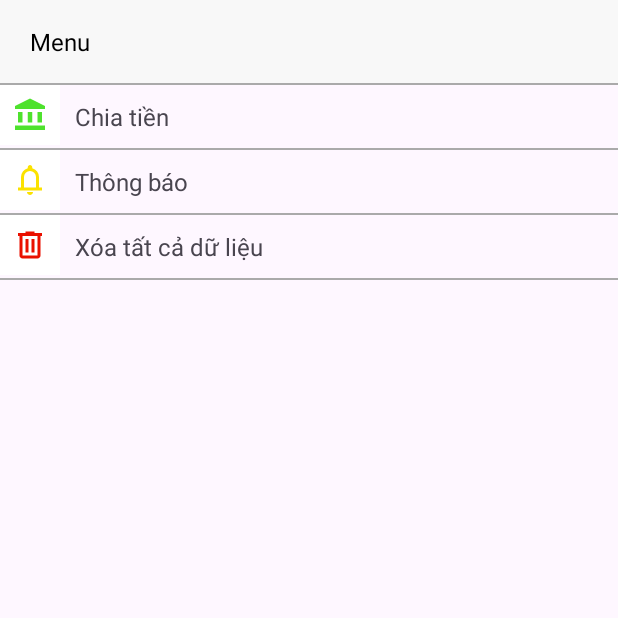
After one commit to hieupham2705/AppQLCT_N3, an Android app: the fragment MenuFragment shown on its own in the app's theme, on a phone screen of 412 x 824 dp, the top half of it. The commit adds this screen. Run offline under Robolectric (Android 15) with nearby library versions, the phone set to English and light mode, and no system bars.

Commit message:
add chart,menu

```diff
--- a/app/build.gradle.kts
+++ b/app/build.gradle.kts
@@ -4,12 +4,12 @@ plugins {
 
 android {
     namespace = "com.example.qlct_n3"
-    compileSdk = 33
+    compileSdk = 34
 
     defaultConfig {
         applicationId = "com.example.qlct_n3"
         minSdk = 24
-        targetSdk = 33
+        targetSdk = 34
         versionCode = 1
         versionName = "1.0"
 
--- /dev/null
+++ b/app/src/main/java/com/example/qlct_n3/View/ChartFragment.java
@@ -0,0 +1,66 @@
+package com.example.qlct_n3.View;
+
+import android.os.Bundle;
+
+import androidx.fragment.app.Fragment;
+
+import android.view.LayoutInflater;
+import android.view.View;
+import android.view.ViewGroup;
+
+import com.example.qlct_n3.R;
+
+/**
+ * A simple {@link Fragment} subclass.
+ * Use the {@link ChartFragment#newInstance} factory method to
+ * create an instance of this fragment.
+ */
+public class ChartFragment extends Fragment {
+
+    // TODO: Rename parameter arguments, choose names that match
+    // the fragment initialization parameters, e.g. ARG_ITEM_NUMBER
+    private static final String ARG_PARAM1 = "param1";
+    private static final String ARG_PARAM2 = "param2";
+
+    // TODO: Rename and change types of parameters
+    private String mParam1;
+    private String mParam2;
+
+    public ChartFragment() {
+        // Required empty public constructor
+    }
+
+    /**
+     * Use this factory method to create a new instance of
+     * this fragment using the provided parameters.
+     *
+     * @param param1 Parameter 1.
+     * @param param2 Parameter 2.
+     * @return A new instance of fragment ChartFragment.
+     */
+    // TODO: Rename and change types and number of parameters
+    public static ChartFragment newInstance(String param1, String param2) {
+        ChartFragment fragment = new ChartFragment();
+        Bundle args = new Bundle();
+        args.putString(ARG_PARAM1, param1);
+        args.putString(ARG_PARAM2, param2);
+        fragment.setArguments(args);
+        return fragment;
+    }
+
+    @Override
+    public void onCreate(Bundle savedInstanceState) {
+        super.onCreate(savedInstanceState);
+        if (getArguments() != null) {
+            mParam1 = getArguments().getString(ARG_PARAM1);
+            mParam2 = getArguments().getString(ARG_PARAM2);
+        }
+    }
+
+    @Override
+    public View onCreateView(LayoutInflater inflater, ViewGroup container,
+                             Bundle savedInstanceState) {
+        // Inflate the layout for this fragment
+        return inflater.inflate(R.layout.fragment_chart, container, false);
+    }
+}
--- /dev/null
+++ b/app/src/main/java/com/example/qlct_n3/View/MenuFragment.java
@@ -0,0 +1,66 @@
+package com.example.qlct_n3.View;
+
+import android.os.Bundle;
+
+import androidx.fragment.app.Fragment;
+
+import android.view.LayoutInflater;
+import android.view.View;
+import android.view.ViewGroup;
+
+import com.example.qlct_n3.R;
+
+/**
+ * A simple {@link Fragment} subclass.
+ * Use the {@link MenuFragment#newInstance} factory method to
+ * create an instance of this fragment.
+ */
+public class MenuFragment extends Fragment {
+
+    // TODO: Rename parameter arguments, choose names that match
+    // the fragment initialization parameters, e.g. ARG_ITEM_NUMBER
+    private static final String ARG_PARAM1 = "param1";
+    private static final String ARG_PARAM2 = "param2";
+
+    // TODO: Rename and change types of parameters
+    private String mParam1;
+    private String mParam2;
+
+    public MenuFragment() {
+        // Required empty public constructor
+    }
+
+    /**
+     * Use this factory method to create a new instance of
+     * this fragment using the provided parameters.
+     *
+     * @param param1 Parameter 1.
+     * @param param2 Parameter 2.
+     * @return A new instance of fragment MenuFragment.
+     */
+    // TODO: Rename and change types and number of parameters
+    public static MenuFragment newInstance(String param1, String param2) {
+        MenuFragment fragment = new MenuFragment();
+        Bundle args = new Bundle();
+        args.putString(ARG_PARAM1, param1);
+        args.putString(ARG_PARAM2, param2);
+        fragment.setArguments(args);
+        return fragment;
+    }
+
+    @Override
+    public void onCreate(Bundle savedInstanceState) {
+        super.onCreate(savedInstanceState);
+        if (getArguments() != null) {
+            mParam1 = getArguments().getString(ARG_PARAM1);
+            mParam2 = getArguments().getString(ARG_PARAM2);
+        }
+    }
+
+    @Override
+    public View onCreateView(LayoutInflater inflater, ViewGroup container,
+                             Bundle savedInstanceState) {
+        // Inflate the layout for this fragment
+        return inflater.inflate(R.layout.fragment_menu, container, false);
+    }
+}
--- /dev/null
+++ b/app/src/main/res/drawable/baseline_bank.xml
@@ -0,0 +1,9 @@
+<vector android:height="24dp" android:tint="#4EE22D"
+    android:viewportHeight="24" android:viewportWidth="24"
+    android:width="24dp" xmlns:android="http://schemas.android.com/apk/res/android">
+    <path android:fillColor="@android:color/white" android:pathData="M4,10h3v7h-3z"/>
+    <path android:fillColor="@android:color/white" android:pathData="M10.5,10h3v7h-3z"/>
+    <path android:fillColor="@android:color/white" android:pathData="M2,19h20v3h-20z"/>
+    <path android:fillColor="@android:color/white" android:pathData="M17,10h3v7h-3z"/>
+    <path android:fillColor="@android:color/white" android:pathData="M12,1l-10,5l0,2l20,0l0,-2z"/>
+</vector>
--- /dev/null
+++ b/app/src/main/res/drawable/notifications.xml
@@ -0,0 +1,10 @@
+<vector xmlns:android="http://schemas.android.com/apk/res/android"
+    android:width="24dp"
+    android:height="24dp"
+    android:viewportWidth="960"
+    android:viewportHeight="960"
+    >
+  <path
+      android:fillColor="#FBE200"
+      android:pathData="M160,760L160,680L240,680L240,400Q240,317 290,252.5Q340,188 420,168L420,140Q420,115 437.5,97.5Q455,80 480,80Q505,80 522.5,97.5Q540,115 540,140L540,168Q620,188 670,252.5Q720,317 720,400L720,680L800,680L800,760L160,760ZM480,460L480,460L480,460L480,460Q480,460 480,460Q480,460 480,460Q480,460 480,460Q480,460 480,460ZM480,880Q447,880 423.5,856.5Q400,833 400,800L560,800Q560,833 536.5,856.5Q513,880 480,880ZM320,680L640,680L640,400Q640,334 593,287Q546,240 480,240Q414,240 367,287Q320,334 320,400L320,680Z"/>
+</vector>
--- /dev/null
+++ b/app/src/main/res/drawable/trash.xml
@@ -0,0 +1,9 @@
+<vector xmlns:android="http://schemas.android.com/apk/res/android"
+    android:width="24dp"
+    android:height="24dp"
+    android:viewportWidth="960"
+    android:viewportHeight="960">
+  <path
+      android:fillColor="#EA1000"
+      android:pathData="M280,840Q247,840 223.5,816.5Q200,793 200,760L200,240L160,240L160,160L360,160L360,120L600,120L600,160L800,160L800,240L760,240L760,760Q760,793 736.5,816.5Q713,840 680,840L280,840ZM680,240L280,240L280,760Q280,760 280,760Q280,760 280,760L680,760Q680,760 680,760Q680,760 680,760L680,240ZM360,680L440,680L440,320L360,320L360,680ZM520,680L600,680L600,320L520,320L520,680ZM280,240L280,240L280,760Q280,760 280,760Q280,760 280,760L280,760Q280,760 280,760Q280,760 280,760L280,240Z"/>
+</vector>
--- a/app/src/main/res/layout/fragment_chart.xml
+++ b/app/src/main/res/layout/fragment_chart.xml
@@ -1,9 +1,10 @@
 <?xml version="1.0" encoding="utf-8"?>
 <LinearLayout xmlns:android="http://schemas.android.com/apk/res/android"
+    xmlns:tools="http://schemas.android.com/tools"
     android:layout_width="match_parent"
     android:layout_height="match_parent"
-    android:orientation="vertical">
-
+    android:orientation="vertical"
+    tools:context=".View.ChartFragment" >
     <LinearLayout
         android:layout_width="match_parent"
         android:layout_height="55dp"
--- /dev/null
+++ b/app/src/main/res/layout/fragment_menu.xml
@@ -0,0 +1,110 @@
+<?xml version="1.0" encoding="utf-8"?>
+<LinearLayout xmlns:android="http://schemas.android.com/apk/res/android"
+    xmlns:tools="http://schemas.android.com/tools"
+    android:layout_width="match_parent"
+    android:layout_height="match_parent"
+    android:orientation="vertical"
+    tools:context=".View.MenuFragment">
+
+    <!-- TODO: Update blank fragment layout -->
+    <LinearLayout
+        android:layout_width="match_parent"
+        android:layout_height="55dp"
+        android:background="#F8F8F8"
+        android:gravity="center"
+        android:orientation="horizontal"
+        android:paddingHorizontal="20dp">
+
+        <TextView
+            android:id="@+id/textView1"
+            android:layout_width="wrap_content"
+            android:layout_height="wrap_content"
+            android:layout_weight="1"
+            android:text="Menu"
+            android:textColor="@color/black"
+            android:textSize="16sp" />
+    </LinearLayout>
+    <View
+        android:layout_width="match_parent"
+        android:layout_height="1dp"
+        android:background="@android:color/darker_gray" />
+    <LinearLayout
+        android:layout_width="match_parent"
+        android:layout_height="wrap_content"
+
+        android:orientation="horizontal">
+
+        <ImageButton
+            android:id="@+id/button5"
+            android:layout_width="40dp"
+            android:layout_height="40dp"
+            android:background="@color/white"
+            android:src="@drawable/baseline_bank"
+             />
+        <TextView
+            android:id="@+id/textView2"
+            android:layout_width="wrap_content"
+            android:layout_height="wrap_content"
+            android:layout_weight="1"
+            android:padding="10dp"
+            android:textSize="16sp"
+            android:text="Chia tiền" />
+    </LinearLayout>
+    <View
+        android:layout_width="match_parent"
+        android:layout_height="1dp"
+        android:background="@android:color/darker_gray" />
+    <LinearLayout
+        android:layout_width="match_parent"
+        android:layout_height="wrap_content"
+
+        android:orientation="horizontal">
+
+        <ImageButton
+            android:id="@+id/button6"
+            android:layout_width="40dp"
+            android:layout_height="40dp"
+            android:background="@color/white"
+            android:src="@drawable/notifications"
+             />
+
+        <TextView
+            android:id="@+id/textView3"
+            android:layout_width="wrap_content"
+            android:layout_height="wrap_content"
+            android:layout_weight="1"
+            android:padding="10dp"
+            android:textSize="16sp"
+            android:text="Thông báo"/>
+    </LinearLayout>
+    <View
+        android:layout_width="match_parent"
+        android:layout_height="1dp"
+        android:background="@android:color/darker_gray" />
+    <LinearLayout
+        android:layout_width="match_parent"
+        android:layout_height="wrap_content"
+
+        android:orientation="horizontal">
+
+        <ImageButton
+            android:id="@+id/button7"
+            android:layout_width="40dp"
+            android:layout_height="40dp"
+            android:background="@color/white"
+            android:src="@drawable/trash" />
+
+        <TextView
+            android:id="@+id/textView4"
+            android:layout_width="wrap_content"
+            android:layout_height="wrap_content"
+            android:layout_weight="1"
+            android:padding="10dp"
+            android:textSize="16sp"
+            android:text="Xóa tất cả dữ liệu" />
+    </LinearLayout>
+    <View
+        android:layout_width="match_parent"
+        android:layout_height="1dp"
+        android:background="@android:color/darker_gray" />
+</LinearLayout>
```
